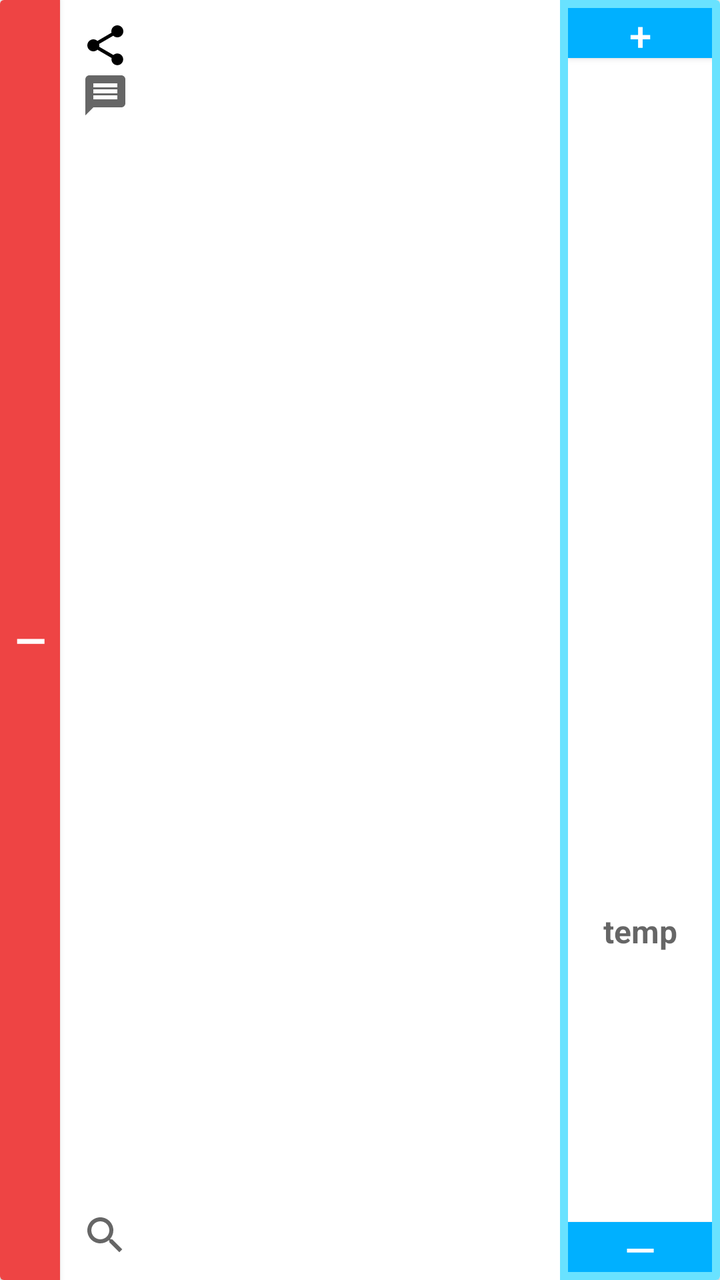
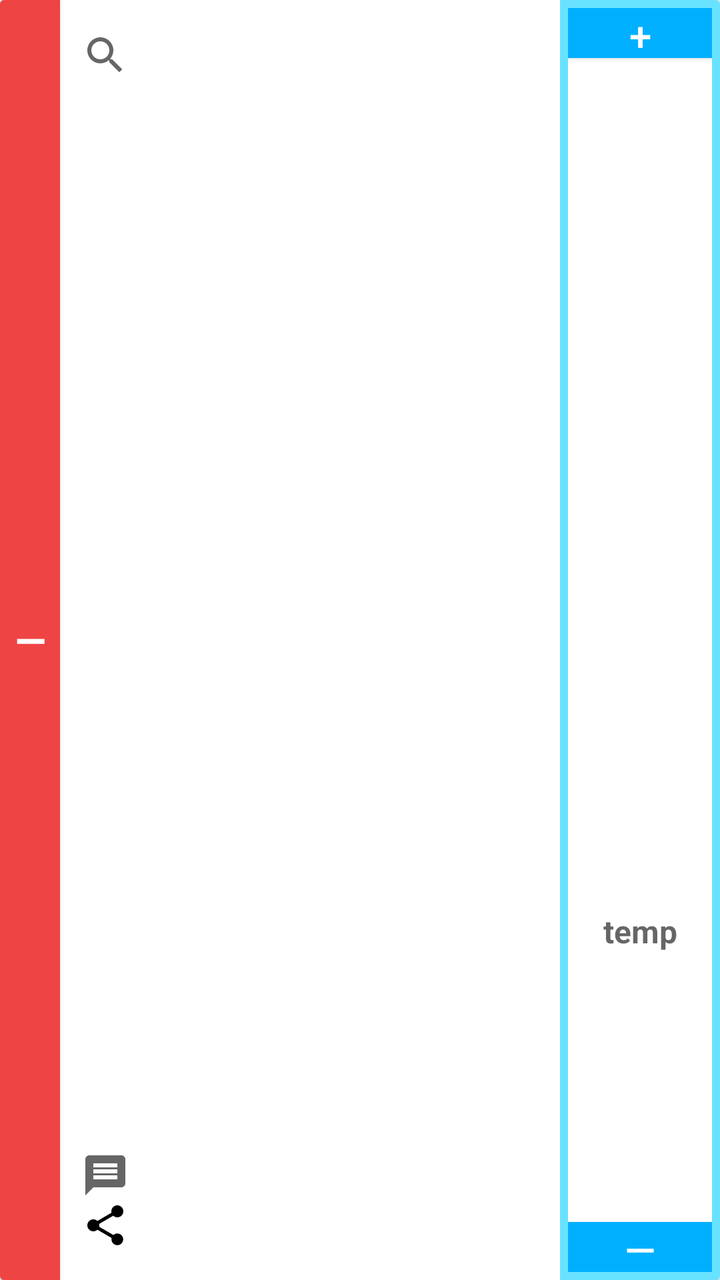

Before-and-after screenshots of an Android layout around one commit, followed by the original layout XML and the change that was made.
<!-- AndroidManifest.xml: application theme AppTheme -->
<!-- res/layout/item_donation.xml -->
<?xml version="1.0" encoding="utf-8"?>
<androidx.cardview.widget.CardView
    xmlns:android="http://schemas.android.com/apk/res/android"
    android:layout_width="match_parent"
    android:layout_height="150dp"
    android:layout_marginLeft="8dp"
    android:layout_marginRight="8dp"
    android:layout_marginTop="4dp"
    android:layout_marginBottom="4dp">

    <LinearLayout
        android:layout_width="match_parent"
        android:layout_height="match_parent"
        android:orientation="horizontal"
        android:baselineAligned="false">

        <Button
            android:id="@+id/collection_remove_button"
            android:layout_width="30dp"
            android:layout_height="match_parent"
            android:gravity="center"
            android:textSize="@dimen/text_size_paragraph_title"
            android:background="@color/colorAttention"
            android:textColor="#fff"
            android:textStyle="bold"
            android:text="@string/symbol_decrement_button"/>

        <FrameLayout
            android:layout_width="30dp"
            android:layout_height="match_parent"
            android:paddingTop="10dp"
            android:paddingBottom="10dp"
            android:layout_marginStart="10dp"
            android:orientation="vertical">

            <ImageButton
                android:id="@+id/share_button"
                android:layout_width="25dp"
                android:layout_height="25dp"
                android:layout_gravity="top"
                android:background="#fff"
                android:src="@drawable/ic_menu_share"
                android:contentDescription="@string/description_increment_proportion_text"/>

            <ImageButton
                android:id="@+id/message_button"
                android:layout_width="25dp"
                android:layout_height="25dp"
                android:layout_marginTop="25dp"
                android:layout_gravity="top"
                android:background="#fff"
                android:src="@drawable/baseline_message_24"
                android:contentDescription="@string/description_decrement_proportion_text"/>

            <ImageButton
                android:id="@+id/inspect_button"
                android:layout_width="25dp"
                android:layout_height="25dp"
                android:layout_gravity="bottom"
                android:background="#fff"
                android:src="@drawable/baseline_search_24"
                android:contentDescription="@string/description_decrement_proportion_text"/>

        </FrameLayout>

        <include layout="@layout/text_charity"
            android:layout_width="0dp"
            android:layout_height="match_parent"
            android:layout_weight="1"
            android:layout_margin="10dp"/>

        <LinearLayout
            android:layout_width="80dp"
            android:layout_height="match_parent"
            android:padding="4dp"
            android:orientation="vertical"
            android:background="@color/colorPrimaryLight"
            android:gravity="end">

            <Button
                android:id="@+id/donation_increment_button"
                android:layout_width="match_parent"
                android:layout_height="25dp"
                android:layout_gravity="top"
                android:gravity="center"
                android:textSize="20sp"
                android:background="@color/colorPrimary"
                android:textColor="#fff"
                android:text="@string/symbol_increment_button"
                android:contentDescription="@string/description_increment_proportion_text"/>

            <TextView
                android:id="@+id/donation_amount_text"
                android:layout_width="match_parent"
                android:layout_height="0dp"
                android:layout_weight="1"
                android:layout_gravity="center"
                android:background="#fff"
                android:textSize="@dimen/text_size_paragraph"
                android:textStyle="bold"
                android:gravity="center"/>

            <EditText
                android:id="@+id/donation_proportion_text"
                android:layout_width="match_parent"
                android:layout_height="0dp"
                android:layout_weight="1"
                android:layout_gravity="center"
                android:background="#fff"
                android:textSize="@dimen/text_size_paragraph"
                android:textStyle="bold"
                android:gravity="center"
                android:inputType="numberDecimal"
                android:imeOptions="actionDone"
                android:hint="temp"
                android:importantForAutofill="no"/>

            <Button
                android:id="@+id/donation_decrement_button"
                android:layout_width="match_parent"
                android:layout_height="25dp"
                android:layout_gravity="bottom"
                android:gravity="center"
                android:textSize="20sp"
                android:background="@color/colorPrimary"
                android:textColor="#fff"
                android:text="@string/symbol_decrement_button"
                android:contentDescription="@string/description_decrement_proportion_text"/>

        </LinearLayout>

    </LinearLayout>

</androidx.cardview.widget.CardView>
<!-- res/layout/text_charity.xml (included above) -->
<?xml version="1.0" encoding="utf-8"?>
<LinearLayout xmlns:android="http://schemas.android.com/apk/res/android"
    android:layout_width="wrap_content"
    android:layout_height="match_parent"
    android:orientation="vertical"
    android:layout_gravity="start|center_vertical">

    <TextView
        android:id="@+id/charity_primary"
        android:layout_width="wrap_content"
        android:layout_height="0dp"
        android:layout_weight=".6"
        android:layout_margin="4dp"
        android:textSize="@dimen/text_size_paragraph_title"
        android:textAppearance="?attr/textAppearanceListItem" />

    <TextView
        android:id="@+id/charity_secondary"
        android:layout_width="wrap_content"
        android:layout_height="0dp"
        android:layout_weight=".2"
        android:layout_margin="4dp"
        android:textAppearance="?attr/textAppearanceListItem" />

    <TextView
        android:id="@+id/charity_tertiary"
        android:layout_width="wrap_content"
        android:layout_height="0dp"
        android:layout_weight=".2"
        android:layout_margin="4dp"
        android:textAppearance="?attr/textAppearanceListItem" />

</LinearLayout>
<!-- resources referenced by this layout -->
<resources>
  <color name="colorAttention">#EE4444</color>
  <color name="colorPrimary">#00B0FF</color>
  <color name="colorPrimaryLight">#69E2FF</color>
  <dimen name="text_size_paragraph">16sp</dimen>
  <dimen name="text_size_paragraph_title">20sp</dimen>
  <!-- drawable baseline_message_24 (drawable) -->
  <vector xmlns:android="http://schemas.android.com/apk/res/android"
          android:width="24dp"
          android:height="24dp"
          android:viewportWidth="24.0"
          android:viewportHeight="24.0"
          android:tint="?attr/colorControlNormal">
      <path
          android:fillColor="@android:color/white"
          android:pathData="M20,2L4,2c-1.1,0 -1.99,0.9 -1.99,2L2,22l4,-4h14c1.1,0 2,-0.9 2,-2L22,4c0,-1.1 -0.9,-2 -2,-2zM18,14L6,14v-2h12v2zM18,11L6,11L6,9h12v2zM18,8L6,8L6,6h12v2z"/>
  </vector>
  <!-- drawable baseline_search_24 (drawable) -->
  <vector xmlns:android="http://schemas.android.com/apk/res/android"
          android:width="24dp"
          android:height="24dp"
          android:viewportWidth="24.0"
          android:viewportHeight="24.0"
          android:tint="?attr/colorControlNormal">
      <path
          android:fillColor="@android:color/white"
          android:pathData="M15.5,14h-0.79l-0.28,-0.27C15.41,12.59 16,11.11 16,9.5 16,5.91 13.09,3 9.5,3S3,5.91 3,9.5 5.91,16 9.5,16c1.61,0 3.09,-0.59 4.23,-1.57l0.27,0.28v0.79l5,4.99L20.49,19l-4.99,-5zM9.5,14C7.01,14 5,11.99 5,9.5S7.01,5 9.5,5 14,7.01 14,9.5 11.99,14 9.5,14z"/>
  </vector>
  <!-- drawable ic_menu_share (drawable-v21) -->
  <vector xmlns:android="http://schemas.android.com/apk/res/android"
      android:width="24dp"
      android:height="24dp"
      android:viewportHeight="24.0"
      android:viewportWidth="24.0">
      <path
          android:fillColor="#FF000000"
          android:pathData="M18,16.08c-0.76,0 -1.44,0.3 -1.96,0.77L8.91,12.7c0.05,-0.23 0.09,-0.46 0.09,-0.7s-0.04,-0.47 -0.09,-0.7l7.05,-4.11c0.54,0.5 1.25,0.81 2.04,0.81 1.66,0 3,-1.34 3,-3s-1.34,-3 -3,-3 -3,1.34 -3,3c0,0.24 0.04,0.47 0.09,0.7L8.04,9.81C7.5,9.31 6.79,9 6,9c-1.66,0 -3,1.34 -3,3s1.34,3 3,3c0.79,0 1.5,-0.31 2.04,-0.81l7.12,4.16c-0.05,0.21 -0.08,0.43 -0.08,0.65 0,1.61 1.31,2.92 2.92,2.92 1.61,0 2.92,-1.31 2.92,-2.92s-1.31,-2.92 -2.92,-2.92z" />
  </vector>
  <string name="description_decrement_proportion_text">Press this button to decrease the percentage of your total donation amount to be allocated to this charity on each converted smile or stride</string>
  <string name="description_increment_proportion_text">Press this button to increase the percentage of your total donation amount to be allocated to this charity on each converted smile or stride</string>
  <string name="symbol_decrement_button">—</string>
  <string name="symbol_increment_button">+</string>
  <style name="AppTheme" parent="Theme.AppCompat.Light.DarkActionBar">
          <item name="colorPrimary">@color/colorPrimary</item>
          <item name="colorPrimaryDark">@color/colorPrimaryDark</item>
          <item name="colorAccent">@color/colorAccent</item>
          <item name="popupMenuStyle">@style/AppTheme.PopupOverlay</item>
      </style>
  <color name="colorPrimaryDark">#0081CB</color>
  <color name="colorAccent">#FBC02D</color>
  <style name="AppTheme.PopupOverlay" parent="@android:style/Widget.PopupMenu">
          <item name="android:background">@color/colorPrimary</item>
      </style>
</resources>

<!-- the commit's change to res/layout/item_donation.xml (unified diff, before → after) -->
@@ -28,37 +28,37 @@
         <FrameLayout
             android:layout_width="30dp"
             android:layout_height="match_parent"
-            android:paddingTop="10dp"
-            android:paddingBottom="10dp"
+            android:paddingTop="15dp"
+            android:paddingBottom="15dp"
             android:layout_marginStart="10dp"
             android:orientation="vertical">
+
+            <ImageButton
+                android:id="@+id/message_button"
+                android:layout_width="25dp"
+                android:layout_height="25dp"
+                android:layout_gravity="top"
+                android:background="#fff"
+                android:src="@drawable/baseline_search_24"
+                android:contentDescription="@string/description_increment_proportion_text"/>
+
+            <ImageButton
+                android:id="@+id/inspect_button"
+                android:layout_width="25dp"
+                android:layout_height="25dp"
+                android:layout_marginBottom="25dp"
+                android:layout_gravity="bottom"
+                android:background="#fff"
+                android:src="@drawable/baseline_message_24"
+                android:contentDescription="@string/description_decrement_proportion_text"/>
 
             <ImageButton
                 android:id="@+id/share_button"
                 android:layout_width="25dp"
                 android:layout_height="25dp"
-                android:layout_gravity="top"
+                android:layout_gravity="bottom"
                 android:background="#fff"
                 android:src="@drawable/ic_menu_share"
-                android:contentDescription="@string/description_increment_proportion_text"/>
-
-            <ImageButton
-                android:id="@+id/message_button"
-                android:layout_width="25dp"
-                android:layout_height="25dp"
-                android:layout_marginTop="25dp"
-                android:layout_gravity="top"
-                android:background="#fff"
-                android:src="@drawable/baseline_message_24"
-                android:contentDescription="@string/description_decrement_proportion_text"/>
-
-            <ImageButton
-                android:id="@+id/inspect_button"
-                android:layout_width="25dp"
-                android:layout_height="25dp"
-                android:layout_gravity="bottom"
-                android:background="#fff"
-                android:src="@drawable/baseline_search_24"
                 android:contentDescription="@string/description_decrement_proportion_text"/>
 
         </FrameLayout>
